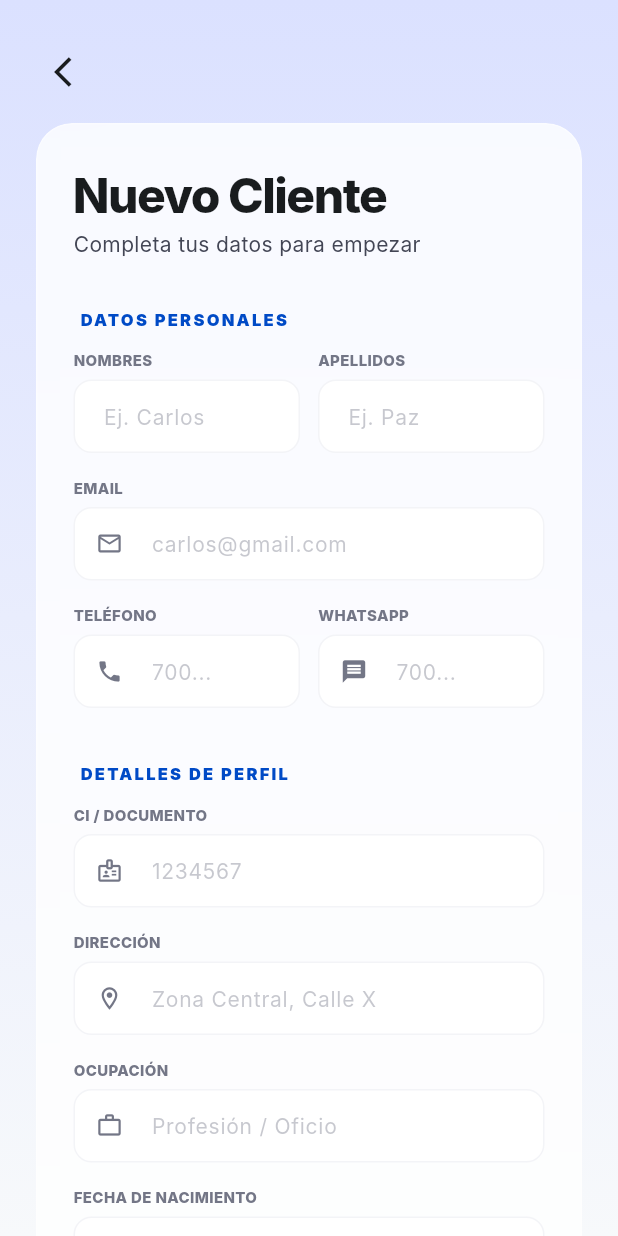
After one commit to Zgustavoz/Agencia_Inmobiliaria, a Flutter app: the ClientRegisterScreen screen opened directly, on a phone screen of 412 x 824 dp. The commit adds this screen. Run offline on Flutter 3.47's test engine with Material 3 defaults, Android fonts, the light colour scheme and no system bars; our stand-ins replace flutter_dotenv, flutter_screenutil; accounts and stored records are empty; Roboto replaces fonts that are missing (Inter).

Commit message:
enlazar cliente con usuario nueva migracion para que el cliente pueda logearse en la app movil para poder trabajar con el registro de cliente en la app

```diff
--- /dev/null
+++ b/mobile/lib/src/features/auth/presentation/client_register_screen.dart
@@ -0,0 +1,297 @@
+import 'dart:ui';
+import 'package:flutter/material.dart';
+import 'dart:convert';
+import 'package:http/http.dart' as http;
+import 'package:mobile/src/core/config/app_config.dart';
+
+class ClientRegisterScreen extends StatefulWidget {
+  const ClientRegisterScreen({super.key});
+
+  @override
+  State<ClientRegisterScreen> createState() => _ClientRegisterScreenState();
+}
+
+class _ClientRegisterScreenState extends State<ClientRegisterScreen> {
+  final TextEditingController _nombresCtrl = TextEditingController();
+  final TextEditingController _apellidosCtrl = TextEditingController();
+  final TextEditingController _emailCtrl = TextEditingController();
+  final TextEditingController _telefonoCtrl = TextEditingController();
+  final TextEditingController _whatsappCtrl = TextEditingController();
+  final TextEditingController _usernameCtrl = TextEditingController();
+  final TextEditingController _passwordCtrl = TextEditingController();
+  final TextEditingController _confirmPasswordCtrl = TextEditingController();
+  final TextEditingController _ciCtrl = TextEditingController();
+  final TextEditingController _direccionCtrl = TextEditingController();
+  final TextEditingController _ocupacionCtrl = TextEditingController();
+  final TextEditingController _fechaNacCtrl = TextEditingController();
+
+  bool _isLoading = false;
+
+  Future<void> registrarCliente() async {
+    if (_passwordCtrl.text != _confirmPasswordCtrl.text) {
+      _mostrarSnackBar('Las contraseñas no coinciden', isError: true);
+      return;
+    }
+
+    if (_passwordCtrl.text.length < 8) {
+      _mostrarSnackBar('La contraseña debe tener al menos 8 caracteres', isError: true);
+      return;
+    }
+
+    setState(() => _isLoading = true);
+
+    final url = Uri.parse('${AppConfig.apiUrl}/gestion_usuarios/auth/registro-cliente/');
+
+    try {
+      final response = await http.post(
+        url,
+        headers: {'Content-Type': 'application/json; charset=UTF-8'},
+        body: jsonEncode({
+          "username": _usernameCtrl.text.trim(),
+          "email": _emailCtrl.text.trim(),
+          "password": _passwordCtrl.text,
+          "password2": _confirmPasswordCtrl.text,
+          "nombres": _nombresCtrl.text.trim(),
+          "apellidos": _apellidosCtrl.text.trim(),
+          "telefono": _telefonoCtrl.text.trim(),
+          "whatsapp": _whatsappCtrl.text.trim(),
+          "ci": _ciCtrl.text.trim(),
+          "direccion": _direccionCtrl.text.trim(),
+          "ocupacion": _ocupacionCtrl.text.trim(),
+          "fecha_nacimiento": _fechaNacCtrl.text.trim(),
+        }),
+      ).timeout(const Duration(seconds: 15));
+
+      if (response.statusCode == 201) {
+        _mostrarSnackBar('¡Bienvenido! Registro exitoso.', isError: false);
+        Navigator.pop(context);
+      } else {
+        final errorData = jsonDecode(response.body);
+        _mostrarSnackBar('Error: ${errorData.toString()}', isError: true);
+      }
+    } catch (e) {
+      _mostrarSnackBar('Error de conexión: $e', isError: true);
+    } finally {
+      if (mounted) setState(() => _isLoading = false);
+    }
+  }
+
+  void _mostrarSnackBar(String mensaje, {required bool isError}) {
+    ScaffoldMessenger.of(context).showSnackBar(
+      SnackBar(
+        content: Text(mensaje),
+        backgroundColor: isError ? Colors.redAccent : const Color(0xFF004AC6),
+        behavior: SnackBarBehavior.floating,
+        shape: RoundedRectangleBorder(borderRadius: BorderRadius.circular(10)),
+      ),
+    );
+  }
+
+  Future<void> _seleccionarFecha(BuildContext context) async {
+    DateTime? picked = await showDatePicker(
+      context: context,
+      initialDate: DateTime(2000),
+      firstDate: DateTime(1920),
+      lastDate: DateTime.now(),
+      locale: const Locale("es", "BO"),
+    );
+
+    if (picked != null) {
+      setState(() {
+        _fechaNacCtrl.text =
+            "${picked.year}-${picked.month.toString().padLeft(2, '0')}-${picked.day.toString().padLeft(2, '0')}";
+      });
+    }
+  }
+
+  @override
+  Widget build(BuildContext context) {
+    return Scaffold(
+      body: Stack(
+        children: [
+          Container(
+            decoration: const BoxDecoration(
+              gradient: LinearGradient(
+                begin: Alignment.topCenter,
+                end: Alignment.bottomCenter,
+                colors: [Color(0xFFDBE1FF), Color(0xFFF7F9FB)],
+              ),
+            ),
+          ),
+          SafeArea(
+            child: SingleChildScrollView(
+              padding: const EdgeInsets.all(24),
+              child: Column(
+                crossAxisAlignment: CrossAxisAlignment.start,
+                children: [
+                  IconButton(
+                    onPressed: () => Navigator.pop(context),
+                    icon: const Icon(Icons.arrow_back_ios, color: Color(0xFF191C1E)),
+                  ),
+                  const SizedBox(height: 10),
+                  ClipRRect(
+                    borderRadius: BorderRadius.circular(24),
+                    child: BackdropFilter(
+                      filter: ImageFilter.blur(sigmaX: 15, sigmaY: 15),
+                      child: Container(
+                        padding: const EdgeInsets.all(24),
+                        decoration: BoxDecoration(
+                          color: Colors.white.withOpacity(0.8),
+                          borderRadius: BorderRadius.circular(24),
+                          border: Border.all(color: Colors.white.withOpacity(0.4)),
+                        ),
+                        child: Column(
+                          crossAxisAlignment: CrossAxisAlignment.start,
+                          children: [
+                            const Text(
+                              "Nuevo Cliente",
+                              style: TextStyle(
+                                fontSize: 32,
+                                fontWeight: FontWeight.w800,
+                                color: Color(0xFF191C1E),
+                                letterSpacing: -1,
+                              ),
+                            ),
+                            const Text(
+                              "Completa tus datos para empezar",
+                              style: TextStyle(color: Color(0xFF434655), fontSize: 14),
+                            ),
+                            const SizedBox(height: 32),
+
+                            _buildSectionHeader("DATOS PERSONALES"),
+                            Row(
+                              children: [
+                                Expanded(child: _buildField("NOMBRES", "Ej. Carlos", _nombresCtrl)),
+                                const SizedBox(width: 12),
+                                Expanded(child: _buildField("APELLIDOS", "Ej. Paz", _apellidosCtrl)),
+                              ],
+                            ),
+                            _buildField("EMAIL", "carlos@gmail.com", _emailCtrl, icon: Icons.email_outlined),
+                            Row(
+                              children: [
+                                Expanded(child: _buildField("TELÉFONO", "700...", _telefonoCtrl, icon: Icons.phone)),
+                                const SizedBox(width: 12),
+                                Expanded(child: _buildField("WHATSAPP", "700...", _whatsappCtrl, icon: Icons.message)),
+                              ],
+                            ),
+
+                            const SizedBox(height: 20),
+                            _buildSectionHeader("DETALLES DE PERFIL"),
+                            _buildField("CI / DOCUMENTO", "1234567", _ciCtrl, icon: Icons.badge_outlined),
+                            _buildField("DIRECCIÓN", "Zona Central, Calle X", _direccionCtrl, icon: Icons.location_on_outlined),
+                            _buildField("OCUPACIÓN", "Profesión / Oficio", _ocupacionCtrl, icon: Icons.work_outline),
+
+                            GestureDetector(
+                              onTap: () => _seleccionarFecha(context),
+                              child: AbsorbPointer(
+                                child: _buildField("FECHA DE NACIMIENTO", "AAAA-MM-DD", _fechaNacCtrl, icon: Icons.calendar_today),
+                              ),
+                            ),
+
+                            const SizedBox(height: 20),
+                            _buildSectionHeader("SEGURIDAD"),
+                            _buildField("USUARIO", "mi_usuario", _usernameCtrl, icon: Icons.person_outline),
+                            _buildField("CONTRASEÑA", "••••••••", _passwordCtrl, icon: Icons.lock_outline, isPassword: true),
+                            _buildField("CONFIRMAR CONTRASEÑA", "••••••••", _confirmPasswordCtrl, icon: Icons.lock_reset, isPassword: true),
+
+                            const SizedBox(height: 40),
+                            _buildSubmitButton(),
+                            const SizedBox(height: 20),
+                          ],
+                        ),
+                      ),
+                    ),
+                  ),
+                ],
+              ),
+            ),
+          ),
+          if (_isLoading)
+            Container(
+              color: Colors.black26,
+              child: const Center(child: CircularProgressIndicator(color: Color(0xFF004AC6))),
+            ),
+        ],
+      ),
+    );
+  }
+
+  Widget _buildSectionHeader(String title) {
+    return Padding(
+      padding: const EdgeInsets.only(bottom: 12, left: 4),
+      child: Text(
+        title,
+        style: const TextStyle(
+          fontSize: 11,
+          fontWeight: FontWeight.w900,
+          color: Color(0xFF004AC6),
+          letterSpacing: 1.5,
+        ),
+      ),
+    );
+  }
+
+  Widget _buildField(String label, String hint, TextEditingController ctrl, {IconData? icon, bool isPassword = false}) {
+    return Padding(
+      padding: const EdgeInsets.only(bottom: 16),
+      child: Column(
+        crossAxisAlignment: CrossAxisAlignment.start,
+        children: [
+          Text(label, style: const TextStyle(fontSize: 10, fontWeight: FontWeight.w800, color: Color(0xFF737686))),
+          const SizedBox(height: 6),
+          TextField(
+            controller: ctrl,
+            obscureText: isPassword,
+            style: const TextStyle(fontSize: 14),
+            decoration: InputDecoration(
+              prefixIcon: icon != null ? Icon(icon, size: 18, color: const Color(0xFF737686)) : null,
+              hintText: hint,
+              hintStyle: TextStyle(color: const Color(0xFF737686).withOpacity(0.4)),
+              filled: true,
+              fillColor: Colors.white,
+              contentPadding: const EdgeInsets.symmetric(vertical: 14, horizontal: 16),
+              border: OutlineInputBorder(
+                borderRadius: BorderRadius.circular(12),
+                borderSide: BorderSide(color: const Color(0xFFC3C6D7).withOpacity(0.2)),
+              ),
+              enabledBorder: OutlineInputBorder(
+                borderRadius: BorderRadius.circular(12),
+                borderSide: BorderSide(color: const Color(0xFFC3C6D7).withOpacity(0.2)),
+              ),
+            ),
+          ),
+        ],
+      ),
+    );
+  }
+
+  Widget _buildSubmitButton() {
+    return Container(
+      width: double.infinity,
+      height: 56,
+      decoration: BoxDecoration(
+        borderRadius: BorderRadius.circular(12),
+        gradient: const LinearGradient(colors: [Color(0xFF004AC6), Color(0xFF2563EB)]),
+        boxShadow: [
+          BoxShadow(
+            color: const Color(0xFF004AC6).withOpacity(0.3),
+            blurRadius: 12,
+            offset: const Offset(0, 6),
+          ),
+        ],
+      ),
+      child: ElevatedButton(
+        onPressed: _isLoading ? null : registrarCliente,
+        style: ElevatedButton.styleFrom(
+          backgroundColor: Colors.transparent,
+          shadowColor: Colors.transparent,
+          shape: RoundedRectangleBorder(borderRadius: BorderRadius.circular(12)),
+        ),
+        child: const Text(
+          "CREAR CUENTA",
+          style: TextStyle(color: Colors.white, fontWeight: FontWeight.bold, fontSize: 14, letterSpacing: 1),
+        ),
+      ),
+    );
+  }
+}
```
Also changed, not shown: mobile/lib/src/features/auth/presentation/login_screen.dart (+60 -106 lines), mobile/lib/src/features/properties/presentation/pages/destacados_screen.dart (+50 -101 lines), 7 other files.
